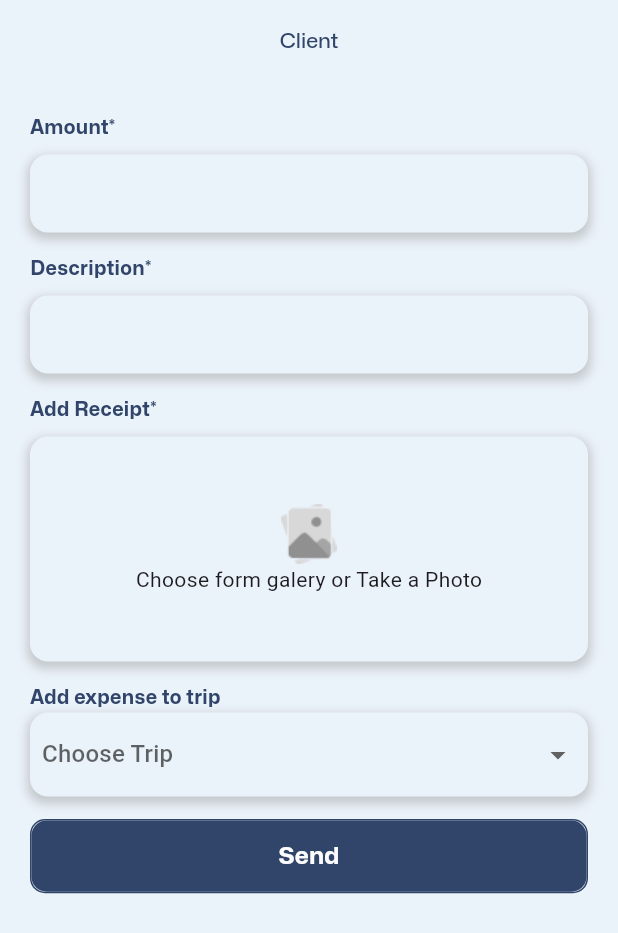
After one commit to Chimera-pkg/new-screen, a Flutter app: the ClientScreen screen opened by its route, on a phone screen of 412 x 824 dp. The commit adds this screen. Shown: the top 933 px of the screen. Run offline on Flutter 3.47's test engine with Material 3 defaults, Android fonts, the phone set to English and light mode, and no system bars; our stand-ins replace flutter_login, flutter_onboarding_slider, flutter_svg, font_awesome_flutter, geolocator, get and 8 more; missing offline and left inert: amplify_api, amplify_auth_cognito, amplify_authenticator, amplify_flutter, dart:ffi, flutter_polyline_points; accounts and stored records are empty; Roboto replaces fonts that are missing (Nunito); project files that could hold a hidden picture were left out.

Commit message:
[ERROR] Client Pages

```diff
--- /dev/null
+++ b/lib/bindings/client_binding.dart
@@ -0,0 +1,9 @@
+import 'package:get/get.dart';
+import 'package:skribex_app/controllers/client_controller.dart';
+
+class ClientBinding extends Bindings {
+  @override
+  void dependencies() {
+    Get.put(ClientController());
+  }
+}
--- a/lib/controllers/client_controller.dart
+++ b/lib/controllers/client_controller.dart
@@ -0,0 +1,98 @@
+import 'package:flutter/material.dart';
+import 'package:get/get.dart';
+import 'package:image_picker/image_picker.dart';
+import 'package:amplify_api/amplify_api.dart';
+import 'package:amplify_flutter/amplify_flutter.dart';
+
+class ClientController extends GetxController {
+  final ImagePicker picker = ImagePicker();
+  String? selectedTrip;
+  final TextEditingController amountController = TextEditingController();
+  final TextEditingController descriptionController = TextEditingController();
+  XFile? imageFile;
+
+  Future<void> uploadClient(
+      String amount, String description, XFile imageFile) async {
+    try {
+      // Upload receipt to S3
+      final key = DateTime.now().toString();
+
+      // Get URL of uploaded receipt
+      final url = await Amplify.Storage.getUrl(key: key);
+
+      // Create Client entry in GraphQL
+      final date = DateTime.now().toIso8601String();
+      final user = "user-id"; // replace with actual user ID
+      // final receiptUrl = url.url;
+
+      final createClientDocument =
+          '''mutation CreateClient(\$input: CreateClientInput!) {
+        createClient(input: \$input) {
+          id
+          date
+          user
+          amount
+          description
+          receiptUrl
+        }
+      }''';
+
+      final variables = {
+        'input': {
+          'date': date,
+          'user': user,
+          'amount': double.parse(amount),
+          'description': description,
+          // 'receiptUrl': receiptUrl,
+        }
+      };
+
+      final response = await Amplify.API
+          .mutate(
+            request: GraphQLRequest(
+                document: createClientDocument, variables: variables),
+          )
+          .response;
+
+      if (response.errors.isEmpty) {
+        print('Client created: ${response.data}');
+      } else {
+        print('Errors: ${response.errors}');
+      }
+    } catch (e) {
+      print('Error uploading client: $e');
+    }
+  }
+
+  @override
+  void onInit() {
+    super.onInit();
+  }
+
+  @override
+  void onClose() {
+    super.onClose();
+  }
+
+  Future<void> pickImage() async {
+    final XFile? image = await picker.pickImage(source: ImageSource.gallery);
+    // setState(() {
+    imageFile = image;
+    // });
+    update();
+  }
+
+  void chooseTrip(String? value) {
+    selectedTrip = value;
+    update();
+  }
+
+  Future<void> submitExpense() async {
+    if (imageFile == null) return;
+
+    final amount = amountController.text;
+    final description = descriptionController.text;
+
+    await uploadClient(amount, description, imageFile!);
+  }
+}
--- a/lib/file_ori_backup/features/login/screens/map_track.dart
+++ b/lib/file_ori_backup/features/login/screens/map_track.dart
@@ -5,7 +5,7 @@ import 'package:flutter_svg/flutter_svg.dart';
 import 'package:google_maps_flutter/google_maps_flutter.dart';
 import 'package:flutter_polyline_points/flutter_polyline_points.dart';
 import 'package:location/location.dart';
-import 'package:skribex_app/file_ori_backup/configvariables.dart';
+// import 'package:skribex_app/file_ori_backup/configvariables.dart';
 import 'package:geolocator/geolocator.dart';
 import 'package:amplify_flutter/amplify_flutter.dart';
 import 'package:skribex_app/file_ori_backup/features/login/screens/signupsuccess.dart';
--- a/lib/file_ori_backup/pages/map_track_v1.dart
+++ b/lib/file_ori_backup/pages/map_track_v1.dart
@@ -5,7 +5,7 @@ import 'package:flutter_svg/flutter_svg.dart';
 import 'package:google_maps_flutter/google_maps_flutter.dart';
 import 'package:flutter_polyline_points/flutter_polyline_points.dart';
 import 'package:location/location.dart';
-import 'package:skribex_app/file_ori_backup/configvariables.dart';
+// import 'package:skribex_app/file_ori_backup/configvariables.dart';
 import 'package:geolocator/geolocator.dart';
 
 import '../custom_widgets/map_bottom_section.dart';
--- a/lib/routes/app_pages.dart
+++ b/lib/routes/app_pages.dart
@@ -1,4 +1,5 @@
 import 'package:get/get_navigation/src/routes/get_route.dart';
+import 'package:skribex_app/bindings/client_binding.dart';
 import 'package:skribex_app/bindings/expense_binding.dart';
 import 'package:skribex_app/bindings/invite_employee_binding.dart';
 import 'package:skribex_app/bindings/map_tracking_binding.dart';
@@ -6,6 +7,7 @@ import 'package:skribex_app/bindings/navigation_binding.dart';
 import 'package:skribex_app/bindings/profile_binding.dart';
 import 'package:skribex_app/screens/auth/confirm_register.dart';
 import 'package:skribex_app/screens/auth/confirm_reset_password.dart';
+import 'package:skribex_app/screens/client/client_screen.dart';
 import 'package:skribex_app/screens/expense/expense_deetail_screen.dart';
 import 'package:skribex_app/screens/expense/expense_screen.dart';
 import 'package:skribex_app/screens/invite_team/invite_team.dart';
@@ -130,5 +132,15 @@ class AppPages {
       page: () => MapTrackScreen(),
       binding: MapTrackingBinding(),
     ),
+    GetPage(
+      name: RouteName.clientForm,
+      page: () => ClientScreen(),
+      binding: ClientBinding(),
+    ),
+    GetPage(
+      name: RouteName.toDoForm,
+      page: () => MapTrackScreen(),
+      binding: MapTrackingBinding(),
+    ),
   ];
 }
--- a/lib/routes/app_routes.dart
+++ b/lib/routes/app_routes.dart
@@ -19,4 +19,6 @@ abstract class RouteName {
   static const expense = '/expense';
   static const expenseDetail = '/expense-detail';
   static const mapTracking = '/map-tracking';
+  static const clientForm = '/client-form';
+  static const toDoForm = '/expense-detail';
 }
--- /dev/null
+++ b/lib/screens/client/client_screen.dart
@@ -0,0 +1,252 @@
+import 'dart:io';
+import 'package:flutter/material.dart';
+import 'package:flutter/services.dart';
+import 'package:flutter/widgets.dart';
+import 'package:flutter_svg/svg.dart';
+import 'package:get/get.dart';
+import 'package:google_fonts/google_fonts.dart';
+import 'package:responsive_sizer/responsive_sizer.dart';
+import 'package:skribex_app/controllers/client_controller.dart';
+import 'package:skribex_app/utils/constant/themes.dart';
+import 'package:skribex_app/widgets/button.dart';
+
+class ClientScreen extends StatelessWidget {
+  ClientScreen({super.key});
+
+  final controller = Get.find<ClientController>();
+
+  final List<String> _trips = ["Trip 1", "Trip 2", "Trip 3"];
+
+  @override
+  Widget build(BuildContext context) {
+    return Scaffold(
+      appBar: AppBar(
+        title: Center(
+            child: Text(
+          "Client",
+          style: TextStyle(
+              fontFamily: 'MonaSans',
+              fontSize: 14,
+              fontWeight: medium,
+              color: colorSecondary),
+        )),
+        backgroundColor: colorBackground,
+      ),
+      backgroundColor: colorBackground,
+      body: Padding(
+        padding: const EdgeInsets.all(defaultBorderRadius2),
+        child: SingleChildScrollView(
+          child: Column(
+            crossAxisAlignment: CrossAxisAlignment.start,
+            children: [
+              Text(
+                'Amount*',
+                style: TextStyle(
+                    fontFamily: 'MonaSans',
+                    fontSize: 13,
+                    fontWeight: bold,
+                    color: colorSecondary),
+              ),
+              SizedBox(height: 8.0),
+              Container(
+                decoration: BoxDecoration(
+                  borderRadius: BorderRadius.circular(12.0),
+                  color: colorBackground,
+                  // gradient: LinearGradient(
+                  //   colors: [Colors.white, colorGrey],
+                  //   begin: Alignment.topLeft,
+                  //   end: Alignment.bottomRight,
+                  // ),
+                  boxShadow: [
+                    BoxShadow(
+                      color: Colors.grey.withOpacity(0.5),
+                      spreadRadius: 2,
+                      blurRadius: 5,
+                      offset: Offset(0, 3),
+                    ),
+                  ],
+                ),
+                child: TextField(
+                  keyboardType: TextInputType.number,
+                  inputFormatters: <TextInputFormatter>[
+                    FilteringTextInputFormatter.digitsOnly
+                  ],
+                  decoration: InputDecoration(
+                    border: InputBorder.none,
+                    contentPadding: EdgeInsets.symmetric(
+                      horizontal: 16.0,
+                      vertical: 14.0,
+                    ),
+                  ),
+                ),
+              ),
+              const SizedBox(height: 15),
+              Text(
+                'Description*',
+                style: TextStyle(
+                    fontFamily: 'MonaSans',
+                    fontSize: 13,
+                    fontWeight: bold,
+                    color: colorSecondary),
+              ),
+              SizedBox(height: 8.0),
+              Container(
+                decoration: BoxDecoration(
+                  borderRadius: BorderRadius.circular(12.0),
+                  color: colorBackground,
+                  // gradient: LinearGradient(
+                  //   colors: [Colors.white, colorGrey],
+                  //   begin: Alignment.topLeft,
+                  //   end: Alignment.bottomRight,
+                  // ),
+                  boxShadow: [
+                    BoxShadow(
+                      color: Colors.grey.withOpacity(0.5),
+                      spreadRadius: 2,
+                      blurRadius: 5,
+                      offset: Offset(0, 3),
+                    ),
+                  ],
+                ),
+                child: TextField(
+                  keyboardType: TextInputType.number,
+                  inputFormatters: <TextInputFormatter>[
+                    FilteringTextInputFormatter.digitsOnly
+                  ],
+                  decoration: InputDecoration(
+                    border: InputBorder.none,
+                    contentPadding: EdgeInsets.symmetric(
+                      horizontal: 16.0,
+                      vertical: 14.0,
+                    ),
+                  ),
+                ),
+              ),
+              const SizedBox(height: 15),
+              Text(
+                'Add Receipt*',
+                style: TextStyle(
+                    fontFamily: 'MonaSans',
+                    fontSize: 13,
+                    fontWeight: bold,
+                    color: colorSecondary),
+              ),
+              SizedBox(height: 8.0),
+              GetBuilder<ClientController>(
+                builder: (controller) => controller.imageFile == null
+                    ? GestureDetector(
+                        onTap: controller.pickImage,
+                        child: Container(
+                          height: 150,
+                          width: double.infinity,
+                          decoration: BoxDecoration(
+                            // border: Border.all(width: 1),
+                            borderRadius: BorderRadius.circular(12.0),
+                            color: colorBackground,
+                            // gradient: LinearGradient(
+                            //   colors: [Colors.white, colorGrey],
+                            //   begin: Alignment.topLeft,
+                            //   end: Alignment.bottomRight,
+                            // ),
+                            boxShadow: [
+                              BoxShadow(
+                                color: Colors.grey.withOpacity(0.5),
+                                spreadRadius: 2,
+                                blurRadius: 5,
+                                offset: Offset(0, 3),
+                              ),
+                            ],
+                          ),
+                          child: Align(
+                            child: Column(
+                              mainAxisAlignment: MainAxisAlignment.center,
+                              children: [
+                                Image.asset("assets/icons/upload-image.png"),
+                                Text("Choose form galery or Take a Photo"),
+                              ],
+                            ),
+                          ),
+                        ),
+                      )
+                    : SizedBox(
+                        height: 150,
+                        width: double.infinity,
+                        child: Image.file(File(controller.imageFile!.path)),
+                      ),
+              ),
+              SizedBox(height: 15),
+              Text(
+                "Add expense to trip",
+                style: TextStyle(
+                    fontFamily: 'MonaSans',
+                    fontSize: 13,
+                    fontWeight: bold,
+                    color: colorSecondary),
+              ),
+              Container(
+                height: 56,
+                decoration: BoxDecoration(
+                  borderRadius: BorderRadius.circular(12.0),
+                  color: colorBackground,
+                  // gradient: LinearGradient(
+                  //   colors: [Colors.white, colorGrey],
+                  //   begin: Alignment.topLeft,
+                  //   end: Alignment.bottomRight,
+                  // ),
+                  boxShadow: [
+                    BoxShadow(
+                      color: Colors.grey.withOpacity(0.5),
+                      spreadRadius: 2,
+                      blurRadius: 5,
+                      offset: Offset(0, 3),
+                    ),
+                  ],
+                ),
+                child: GetBuilder<ClientController>(
+                  builder: (controller) => Expanded(
+                    child: Container(
+                      padding: const EdgeInsets.symmetric(horizontal: 8.0),
+                      decoration: BoxDecoration(
+                        // border: Border.all(color: Colors.grey),
+                        borderRadius: BorderRadius.circular(4.0),
+                      ),
+                      child: DropdownButtonHideUnderline(
+                        child: DropdownButton<String>(
+                          isExpanded: true,
+                          hint: Text("Choose Trip"),
+                          value: controller.selectedTrip,
+                          icon: Icon(Icons.arrow_drop_down),
+                          onChanged: (String? newValue) {
+                            controller.chooseTrip(newValue);
+                          },
+                          items: _trips
+                              .map<DropdownMenuItem<String>>((String value) {
+                            return DropdownMenuItem<String>(
+                              value: value,
+                              child: Text(value),
+                            );
+                          }).toList(),
+                        ),
+                      ),
+                    ),
+                  ),
+                ),
+              ),
+              SizedBox(height: 15),
+              Button(
+                height: 6.h,
+                width: 100.w,
+                onTap: () {
+                  controller.submitExpense();
+                },
+                colorBg: colorNavy,
+                label: "Send",
+                textColor: colorWhite,
+              ),
+            ],
+          ),
+        ),
+      ),
+    );
+  }
+}
--- a/lib/screens/home/home_sceen.dart
+++ b/lib/screens/home/home_sceen.dart
@@ -368,27 +368,27 @@ class HomePage extends StatelessWidget {
                         crossAxisAlignment: CrossAxisAlignment.start,
                         children: [
                           Text(
-                            "Client Meeting",
+                            "Lunch With Client",
                             style: TextStyle(
                                 fontFamily: 'MonaSans',
                                 fontSize: 14,
                                 fontWeight: regular,
                                 color: colorDarkGrey),
                           ),
-                          Text(
-                            "160\$",
-                            style: TextStyle(
-                                fontFamily: 'MonaSans',
-                                fontSize: 10,
-                                fontWeight: light,
-                                color: colorDarkGrey),
-                          )
+                          // Text(
+                          //   "160\$",
+                          //   style: TextStyle(
+                          //       fontFamily: 'MonaSans',
+                          //       fontSize: 10,
+                          //       fontWeight: light,
+                          //       color: colorDarkGrey),
+                          // )
                         ],
                       ),
                     ],
                   ),
                   Text(
-                    "23 Feb 2023 2:05 PM",
+                    "160\$",
                     style: TextStyle(
                         fontFamily: 'MonaSans',
                         fontSize: 13,
@@ -414,7 +414,7 @@ class HomePage extends StatelessWidget {
         alignment: Alignment.topCenter,
         child: InkWell(
           onTap: () {
-            Get.toNamed(RouteName.expenseDetail);
+            Get.toNamed(RouteName.clientForm);
           },
           child: Container(
             height: 7.5.h,
@@ -439,7 +439,7 @@ class HomePage extends StatelessWidget {
                   Row(
                     children: [
                       SvgPicture.asset(
-                        "assets/icons/dollar.svg",
+                        "assets/icons/person.svg",
                         color: colorDarkGrey,
                         height: 5.5.w,
                       ),
--- a/lib/screens/invite_team/invite_team.dart
+++ b/lib/screens/invite_team/invite_team.dart
@@ -15,7 +15,10 @@ class InviteTeam extends StatelessWidget {
   @override
   Widget build(BuildContext context) {
     return Scaffold(
-      appBar: AppBar(),
+      backgroundColor: colorBackground,
+      appBar: AppBar(
+        backgroundColor: colorBackground,
+      ),
       body: LayoutBuilder(
         builder: (context, constraints) {
           return Padding(
--- a/lib/screens/navigation/navigation_screen.dart
+++ b/lib/screens/navigation/navigation_screen.dart
@@ -82,8 +82,14 @@ class NavigationScreen extends StatelessWidget {
               // controller.changeTabIndex(1);
               if (Homecontroller.tabController.index == 0) {
                 Get.toNamed(RouteName.mapTracking);
+              } else if (Homecontroller.tabController.index == 1) {
+                Get.toNamed(RouteName.expense);
+              } else if (Homecontroller.tabController.index == 2) {
+                Get.toNamed(
+                    RouteName.clientForm); // Ganti dengan route yang sesuai
               } else {
-                Get.toNamed(RouteName.expense);
+                Get.toNamed(
+                    RouteName.toDoForm); // Ganti dengan route yang sesuai
               }
               // print("ini bukan");
             },
--- a/lib/widgets/search_bar.dart
+++ b/lib/widgets/search_bar.dart
@@ -18,6 +18,7 @@ class _SearchBarAppState extends State<SearchBarApp> {
       child: SearchAnchor(
         builder: (BuildContext context, SearchController controller) {
           return SearchBar(
+            backgroundColor: MaterialStateProperty.all<Color>(colorBackground),
             controller: controller,
             padding: const MaterialStatePropertyAll<EdgeInsets>(
                 EdgeInsets.symmetric(horizontal: 16.0)),
```
